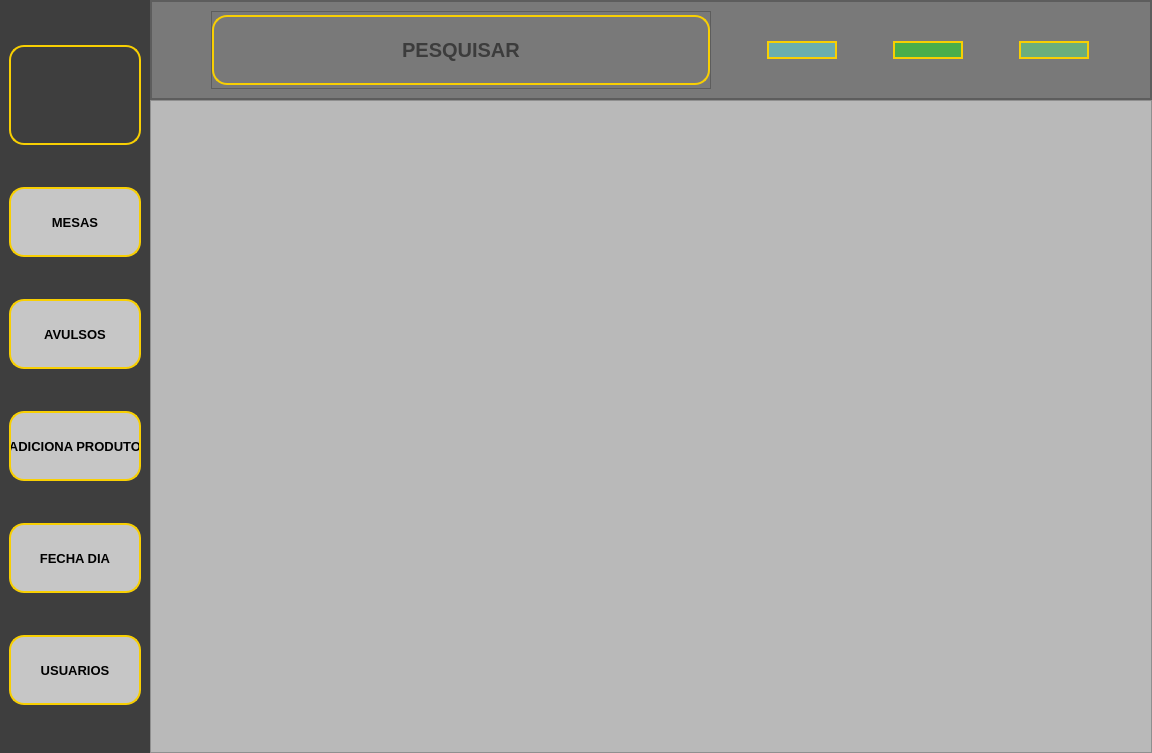
Old version of the form uic/Bemvindo.ui in the repository Lum000/Comanda2.0.
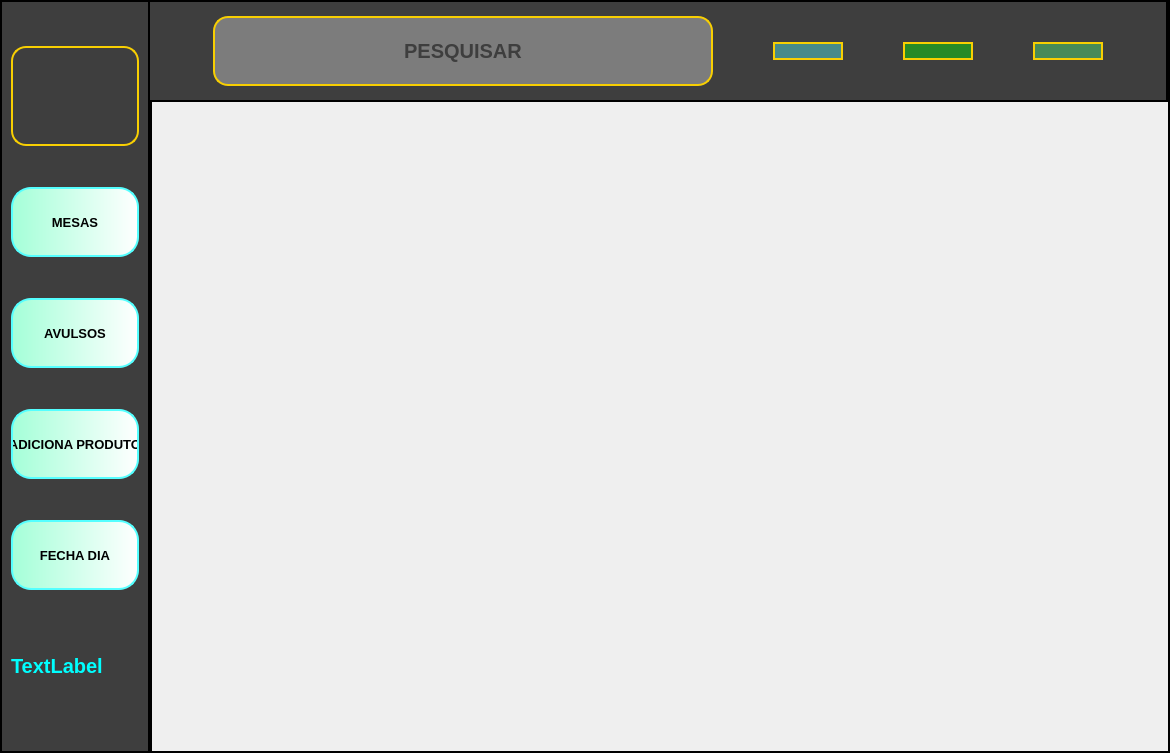
New version of the form. Icons and pictures are not drawn.

```diff
--- a/uic/Bemvindo.ui
+++ b/uic/Bemvindo.ui
@@ -6,7 +6,7 @@
    <rect>
     <x>0</x>
     <y>0</y>
-    <width>1152</width>
+    <width>1170</width>
     <height>753</height>
    </rect>
   </property>
@@ -39,11 +39,13 @@
        </size>
       </property>
       <property name="styleSheet">
-       <string notr="true">
-background-color: rgb(185, 185, 185);</string>
+       <string notr="true">QFrame{
+border:2px solid black;
+
+}</string>
       </property>
       <property name="frameShape">
-       <enum>QFrame::StyledPanel</enum>
+       <enum>QFrame::NoFrame</enum>
       </property>
       <property name="frameShadow">
        <enum>QFrame::Raised</enum>
@@ -82,7 +84,13 @@
        </size>
       </property>
       <property name="styleSheet">
-       <string notr="true">background-color: rgb(121, 121, 121);</string>
+       <string notr="true">QFrame{
+border:2px solid black;
+border-bottom:0px;
+border-left:10px;
+background-color: rgb(62, 62, 62);
+
+}</string>
       </property>
       <property name="frameShape">
        <enum>QFrame::StyledPanel</enum>
@@ -108,8 +116,18 @@
        </property>
        <item>
         <widget class="QFrame" name="frame_5">
+         <property name="styleSheet">
+          <string notr="true">QFrame{
+border:2px solid black;
+border-bottom:0px;
+border-top:0px;
+border-left:10px;
+background-color: rgb(62, 62, 62);
+
+}</string>
+         </property>
          <property name="frameShape">
-          <enum>QFrame::StyledPanel</enum>
+          <enum>QFrame::NoFrame</enum>
          </property>
          <property name="frameShadow">
           <enum>QFrame::Raised</enum>
@@ -123,6 +141,11 @@
               <height>16777215</height>
              </size>
             </property>
+            <property name="styleSheet">
+             <string notr="true">QFrame{
+border:0px
+}</string>
+            </property>
             <property name="frameShape">
              <enum>QFrame::StyledPanel</enum>
             </property>
@@ -163,7 +186,8 @@
                <property name="styleSheet">
                 <string notr="true">QLineEdit{
 border:2px solid rgb(248, 207, 2);
-border-radius:15px
+border-radius:15px;
+background-color: rgb(124, 124, 124)
 }
 QLineEdit:hover{
 border:4px solid rgb(248, 207, 2);
@@ -315,7 +339,11 @@
        </size>
       </property>
       <property name="styleSheet">
-       <string notr="true">background-color: rgb(62, 62, 62);</string>
+       <string notr="true">QFrame{
+background-color: rgb(62, 62, 62);
+border:2px solid black;
+
+}</string>
       </property>
       <property name="frameShape">
        <enum>QFrame::NoFrame</enum>
@@ -333,8 +361,14 @@
           </size>
          </property>
          <property name="styleSheet">
-          <string notr="true">border:2px solid rgb(248, 207, 2);
-border-radius: 15px</string>
+          <string notr="true">QLabel{
+border:2px solid rgb(248, 207, 2);
+border-radius: 15px;
+background-image: url(:/newPrefix/Backgrounds/lanchonete.jpg);
+background-position:center;
+background-repeat:no-repeat;
+}
+</string>
          </property>
          <property name="text">
           <string/>
@@ -367,12 +401,10 @@
          </property>
          <property name="styleSheet">
           <string notr="true">QPushButton{
-background-color: rgb(198, 198, 198);
-border: 2px solid rgb(248, 207, 2);
-border-radius:15px;
-color: rgb(0, 0, 0)
+background-color: qlineargradient(spread:pad, x1:0, y1:0, x2:1, y2:0, stop:0 rgba(164, 255, 216, 255), stop:1 rgba(255, 255, 255, 255));
+border:2px solid rgb(85, 255, 255);
+border-radius:20px;
 }
-
 QPushButton:hover{
 border: 2px solid rgb(255, 255, 0);
 background-color: rgb(227, 227, 227)
@@ -415,12 +447,10 @@
          </property>
          <property name="styleSheet">
           <string notr="true">QPushButton{
-background-color: rgb(198, 198, 198);
-border: 2px solid rgb(248, 207, 2);
-border-radius:15px;
-color: rgb(0, 0, 0)
+background-color: qlineargradient(spread:pad, x1:0, y1:0, x2:1, y2:0, stop:0 rgba(164, 255, 216, 255), stop:1 rgba(255, 255, 255, 255));
+border:2px solid rgb(85, 255, 255);
+border-radius:20px;
 }
-
 QPushButton:hover{
 border: 2px solid rgb(255, 255, 0);
 background-color: rgb(227, 227, 227)
@@ -453,12 +483,10 @@
          </property>
          <property name="styleSheet">
           <string notr="true">QPushButton{
-background-color: rgb(198, 198, 198);
-border: 2px solid rgb(248, 207, 2);
-border-radius:15px;
-color: rgb(0, 0, 0)
+background-color: qlineargradient(spread:pad, x1:0, y1:0, x2:1, y2:0, stop:0 rgba(164, 255, 216, 255), stop:1 rgba(255, 255, 255, 255));
+border:2px solid rgb(85, 255, 255);
+border-radius:20px;
 }
-
 QPushButton:hover{
 border: 2px solid rgb(255, 255, 0);
 background-color: rgb(227, 227, 227)
@@ -491,12 +519,10 @@
          </property>
          <property name="styleSheet">
           <string notr="true">QPushButton{
-background-color: rgb(198, 198, 198);
-border: 2px solid rgb(248, 207, 2);
-border-radius:15px;
-color: rgb(0, 0, 0)
+background-color: qlineargradient(spread:pad, x1:0, y1:0, x2:1, y2:0, stop:0 rgba(164, 255, 216, 255), stop:1 rgba(255, 255, 255, 255));
+border:2px solid rgb(85, 255, 255);
+border-radius:20px;
 }
-
 QPushButton:hover{
 border: 2px solid rgb(255, 255, 0);
 background-color: rgb(227, 227, 227)
@@ -513,50 +539,28 @@
         </widget>
        </item>
        <item>
-        <widget class="QPushButton" name="usuarios">
-         <property name="minimumSize">
+        <widget class="QLabel" name="label_2">
+         <property name="maximumSize">
           <size>
-           <width>70</width>
+           <width>16777215</width>
            <height>70</height>
           </size>
          </property>
          <property name="font">
           <font>
-           <pointsize>10</pointsize>
+           <pointsize>15</pointsize>
            <weight>75</weight>
            <bold>true</bold>
           </font>
          </property>
          <property name="styleSheet">
-          <string notr="true">QPushButton{
-background-color: rgb(198, 198, 198);
-border: 2px solid rgb(248, 207, 2);
-border-radius:15px;
-color: rgb(0, 0, 0)
-}
-
-QPushButton:hover{
-border: 2px solid rgb(255, 255, 0);
-background-color: rgb(227, 227, 227)
-}
-
-QPushButton:pressed{
-background-color: rgb(255, 255, 255);
-border: 5px solid rgb(248, 207, 2);
+          <string notr="true">QLabel{
+border:0px;
+color:rgb(0, 255, 255)
 }</string>
          </property>
          <property name="text">
-          <string>USUARIOS</string>
-         </property>
-         <property name="icon">
-          <iconset>
-           <normaloff>../icones/usuario.png</normaloff>../icones/usuario.png</iconset>
-         </property>
-         <property name="iconSize">
-          <size>
-           <width>30</width>
-           <height>30</height>
-          </size>
+          <string>TextLabel</string>
          </property>
         </widget>
        </item>
```
Left out of the diff: 16 changed lines with no effect on the pictures.
